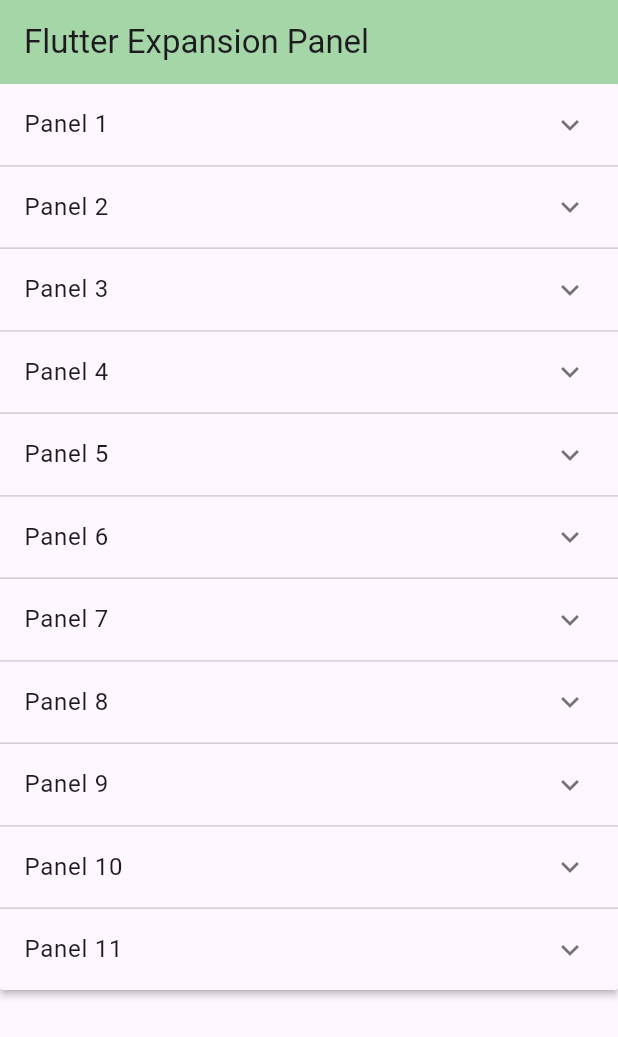
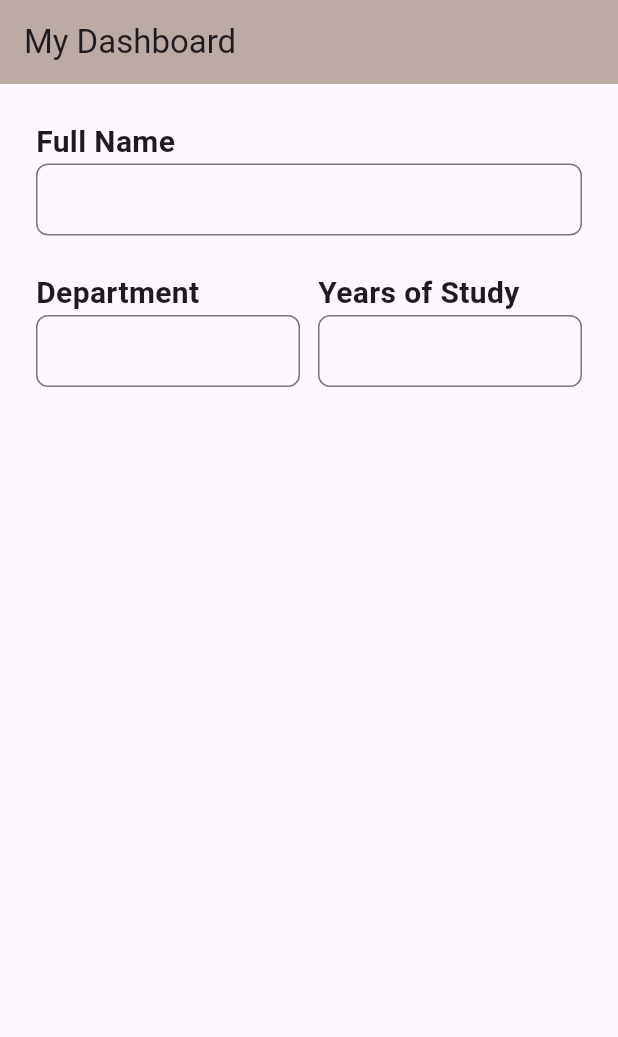
Before and after one commit to SinaaDev/test_widgets, a Flutter app: the screen it shows after launch, on a phone screen of 412 x 824 dp. Shown: the top 1037 px of the screen. Run offline on Flutter 3.47's test engine with Material 3 defaults, Android fonts, the phone set to English and light mode, and no system bars.

Commit message:
Dashboard added!

```diff
--- a/lib/main.dart
+++ b/lib/main.dart
@@ -1,5 +1,6 @@
 import 'package:flutter/material.dart';
 import 'package:task_widget/widgets/bottom_bar_widget.dart';
+import 'package:task_widget/widgets/dashboard_widget.dart';
 import 'package:task_widget/widgets/dialog_widget.dart';
 import 'package:task_widget/widgets/drawer_widget.dart';
 import 'package:task_widget/widgets/expansion_panel_widget.dart';
@@ -25,7 +26,7 @@ class MyApp extends StatelessWidget {
           minVerticalPadding: 15
         )
       ),
-      home:MyExpansionPanelList(),
+      home:DashboardWidget(),
     );
   }
 }
--- /dev/null
+++ b/lib/widgets/dashboard_widget.dart
@@ -0,0 +1,41 @@
+import 'package:flutter/material.dart';
+
+class DashboardWidget extends StatelessWidget {
+  const DashboardWidget({super.key});
+
+  @override
+  Widget build(BuildContext context) {
+    return Scaffold(
+      appBar: AppBar(title: Text('My Dashboard'),backgroundColor: Colors.brown[200],),
+      body: Padding(
+        padding: const EdgeInsets.all(24.0),
+        child: Column(
+          children: [
+            _dashboardInput('Full Name'),
+            SizedBox(height: 24,),
+            Row(
+              children: [
+                Expanded(child: _dashboardInput('Department')),
+                SizedBox(width: 12,),
+                Expanded(child: _dashboardInput('Years of Study')),
+              ],
+            )
+          ],
+        ),
+      ),
+    );
+  }
+}
+
+Widget _dashboardInput(String title)=> Column(
+  crossAxisAlignment: CrossAxisAlignment.start,
+  children: [
+    Text(title,style: TextStyle(fontWeight: FontWeight.bold,fontSize: 20),),
+    TextField(
+      decoration: InputDecoration(
+        isDense: true,
+        border: OutlineInputBorder(borderRadius: BorderRadius.circular(8))
+      ),
+    )
+  ],
+);
```
